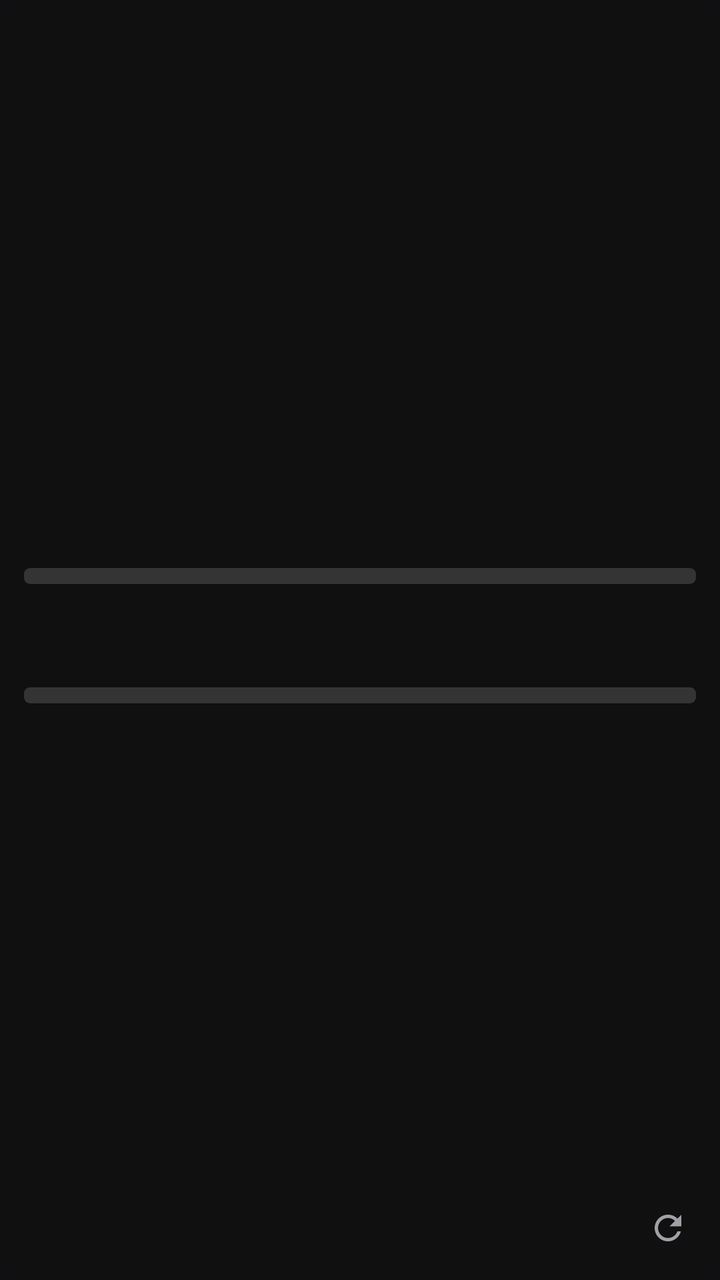
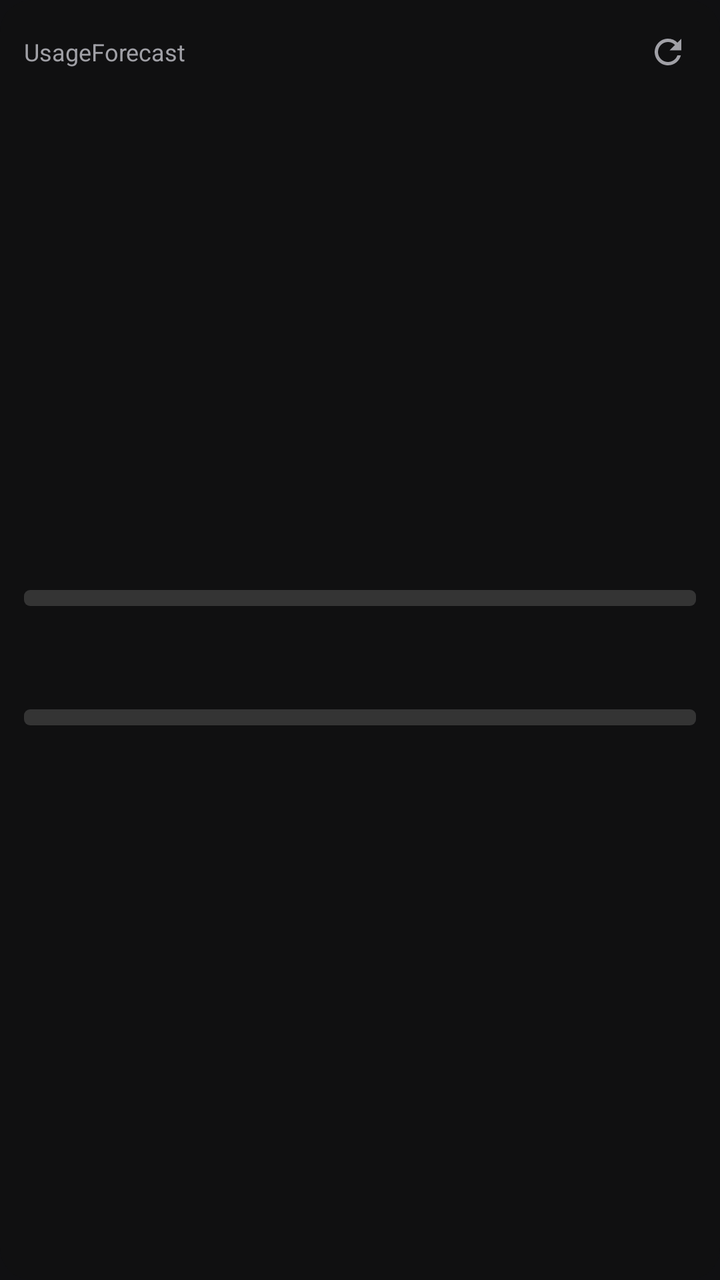

Compare the two renders of this Android layout. The source of the first and the diff that turns it into the second are given below.
<!-- AndroidManifest.xml: application theme Theme.UsageForecast -->
<!-- res/layout/widget_large.xml -->
<?xml version="1.0" encoding="utf-8"?>
<FrameLayout xmlns:android="http://schemas.android.com/apk/res/android"
    android:id="@+id/widget_root"
    android:layout_width="match_parent"
    android:layout_height="match_parent"
    android:background="@drawable/widget_background"
    android:padding="12dp">

    <TextView
        android:id="@+id/widget_message"
        android:layout_width="match_parent"
        android:layout_height="match_parent"
        android:gravity="center"
        android:textColor="@color/texte_discret"
        android:textSize="14sp"
        android:visibility="gone" />

    <LinearLayout
        android:id="@+id/widget_gauges"
        android:layout_width="match_parent"
        android:layout_height="match_parent"
        android:gravity="center_vertical"
        android:orientation="vertical">
        <LinearLayout
            android:layout_width="match_parent"
            android:layout_height="wrap_content"
            android:layout_marginTop="6dp"
            android:orientation="vertical">
            <LinearLayout
                android:layout_width="match_parent"
                android:layout_height="wrap_content"
                android:gravity="center_vertical"
                android:orientation="horizontal">
            <TextView
                android:id="@+id/session_label"
                android:layout_width="0dp"
                android:layout_height="wrap_content"
                android:layout_weight="1"
                android:textColor="@color/texte"
                android:textSize="13sp" />
            <TextView
                android:id="@+id/session_percent"
                android:layout_width="wrap_content"
                android:layout_height="wrap_content"
                android:textColor="@color/texte"
                android:textSize="20sp"
                android:textStyle="bold" />
            </LinearLayout>
            <FrameLayout
                android:layout_width="match_parent"
                android:layout_height="wrap_content"
                android:layout_marginTop="2dp">
            <ProgressBar
                android:id="@+id/session_bar_ok"
                style="?android:attr/progressBarStyleHorizontal"
                android:layout_width="match_parent"
                android:layout_height="8dp"
                android:max="100"
                android:maxHeight="8dp"
                android:minHeight="8dp"
                android:progressDrawable="@drawable/widget_bar_ok" />
            <ProgressBar
                android:id="@+id/session_bar_warning"
                style="?android:attr/progressBarStyleHorizontal"
                android:layout_width="match_parent"
                android:layout_height="8dp"
                android:max="100"
                android:maxHeight="8dp"
                android:minHeight="8dp"
                android:progressDrawable="@drawable/widget_bar_warning"
                android:visibility="gone" />
            <ProgressBar
                android:id="@+id/session_bar_danger"
                style="?android:attr/progressBarStyleHorizontal"
                android:layout_width="match_parent"
                android:layout_height="8dp"
                android:max="100"
                android:maxHeight="8dp"
                android:minHeight="8dp"
                android:progressDrawable="@drawable/widget_bar_danger"
                android:visibility="gone" />
            <ProgressBar
                android:id="@+id/session_bar_stale"
                style="?android:attr/progressBarStyleHorizontal"
                android:layout_width="match_parent"
                android:layout_height="8dp"
                android:max="100"
                android:maxHeight="8dp"
                android:minHeight="8dp"
                android:progressDrawable="@drawable/widget_bar_stale"
                android:visibility="gone" />
            </FrameLayout>
        <TextView
            android:id="@+id/session_reset"
            android:layout_width="match_parent"
            android:layout_height="wrap_content"
            android:layout_marginTop="2dp"
            android:maxLines="1"
            android:ellipsize="end"
            android:textColor="@color/texte_discret"
            android:textSize="11sp" />
        </LinearLayout>
        <LinearLayout
            android:layout_width="match_parent"
            android:layout_height="wrap_content"
            android:layout_marginTop="6dp"
            android:orientation="vertical">
            <LinearLayout
                android:layout_width="match_parent"
                android:layout_height="wrap_content"
                android:gravity="center_vertical"
                android:orientation="horizontal">
            <TextView
                android:id="@+id/weekly_label"
                android:layout_width="0dp"
                android:layout_height="wrap_content"
                android:layout_weight="1"
                android:textColor="@color/texte"
                android:textSize="13sp" />
            <TextView
                android:id="@+id/weekly_percent"
                android:layout_width="wrap_content"
                android:layout_height="wrap_content"
                android:textColor="@color/texte"
                android:textSize="20sp"
                android:textStyle="bold" />
            </LinearLayout>
            <FrameLayout
                android:layout_width="match_parent"
                android:layout_height="wrap_content"
                android:layout_marginTop="2dp">
            <ProgressBar
                android:id="@+id/weekly_bar_ok"
                style="?android:attr/progressBarStyleHorizontal"
                android:layout_width="match_parent"
                android:layout_height="8dp"
                android:max="100"
                android:maxHeight="8dp"
                android:minHeight="8dp"
                android:progressDrawable="@drawable/widget_bar_ok" />
            <ProgressBar
                android:id="@+id/weekly_bar_warning"
                style="?android:attr/progressBarStyleHorizontal"
                android:layout_width="match_parent"
                android:layout_height="8dp"
                android:max="100"
                android:maxHeight="8dp"
                android:minHeight="8dp"
                android:progressDrawable="@drawable/widget_bar_warning"
                android:visibility="gone" />
            <ProgressBar
                android:id="@+id/weekly_bar_danger"
                style="?android:attr/progressBarStyleHorizontal"
                android:layout_width="match_parent"
                android:layout_height="8dp"
                android:max="100"
                android:maxHeight="8dp"
                android:minHeight="8dp"
                android:progressDrawable="@drawable/widget_bar_danger"
                android:visibility="gone" />
            <ProgressBar
                android:id="@+id/weekly_bar_stale"
                style="?android:attr/progressBarStyleHorizontal"
                android:layout_width="match_parent"
                android:layout_height="8dp"
                android:max="100"
                android:maxHeight="8dp"
                android:minHeight="8dp"
                android:progressDrawable="@drawable/widget_bar_stale"
                android:visibility="gone" />
            </FrameLayout>
        <TextView
            android:id="@+id/weekly_reset"
            android:layout_width="match_parent"
            android:layout_height="wrap_content"
            android:layout_marginTop="2dp"
            android:maxLines="1"
            android:ellipsize="end"
            android:textColor="@color/texte_discret"
            android:textSize="11sp" />
        </LinearLayout>
        <TextView
            android:id="@+id/widget_footer"
            android:layout_width="match_parent"
            android:layout_marginEnd="30dp"
            android:layout_height="wrap_content"
            android:layout_marginTop="8dp"
            android:ellipsize="end"
            android:maxLines="2"
            android:textColor="@color/texte_discret"
            android:textSize="11sp" />
    </LinearLayout>
    <ImageView
        android:id="@+id/widget_refresh"
        android:layout_width="28dp"
        android:layout_height="28dp"
        android:layout_gravity="bottom|end"
        android:contentDescription="@string/widget_actualiser_description"
        android:padding="4dp"
        android:src="@drawable/ic_refresh" />
</FrameLayout>
<!-- resources referenced by this layout -->
<resources>
  <color name="texte">#ECECEC</color>
  <color name="texte_discret">#A0A0A6</color>
  <!-- drawable ic_refresh (drawable) -->
  <?xml version="1.0" encoding="utf-8"?>
  <vector xmlns:android="http://schemas.android.com/apk/res/android"
      android:width="24dp"
      android:height="24dp"
      android:viewportWidth="24"
      android:viewportHeight="24"
      android:tint="@color/texte_discret">
      <path
          android:fillColor="#FFFFFFFF"
          android:pathData="M17.65,6.35A7.958,7.958 0 0,0 12,4c-4.42,0 -7.99,3.58 -7.99,8s3.57,8 7.99,8c3.73,0 6.84,-2.55 7.73,-6h-2.08c-0.82,2.33 -3.04,4 -5.65,4 -3.31,0 -6,-2.69 -6,-6s2.69,-6 6,-6c1.66,0 3.14,0.69 4.22,1.78L13,11h7V4l-2.35,2.35z" />
  </vector>
  <!-- drawable widget_background (drawable) -->
  <?xml version="1.0" encoding="utf-8"?>
  <shape xmlns:android="http://schemas.android.com/apk/res/android" android:shape="rectangle">
      <solid android:color="@color/widget_fond" />
      <corners android:radius="16dp" />
  </shape>
  <!-- drawable widget_bar_danger (drawable) -->
  <?xml version="1.0" encoding="utf-8"?>
  <layer-list xmlns:android="http://schemas.android.com/apk/res/android">
      <item android:id="@android:id/background">
          <shape android:shape="rectangle">
              <solid android:color="@color/widget_piste" />
              <corners android:radius="3dp" />
          </shape>
      </item>
      <item android:id="@android:id/progress">
          <clip>
              <shape android:shape="rectangle">
                  <solid android:color="@color/widget_danger" />
                  <corners android:radius="3dp" />
              </shape>
          </clip>
      </item>
  </layer-list>
  <!-- drawable widget_bar_ok (drawable) -->
  <?xml version="1.0" encoding="utf-8"?>
  <layer-list xmlns:android="http://schemas.android.com/apk/res/android">
      <item android:id="@android:id/background">
          <shape android:shape="rectangle">
              <solid android:color="@color/widget_piste" />
              <corners android:radius="3dp" />
          </shape>
      </item>
      <item android:id="@android:id/progress">
          <clip>
              <shape android:shape="rectangle">
                  <solid android:color="@color/widget_ok" />
                  <corners android:radius="3dp" />
              </shape>
          </clip>
      </item>
  </layer-list>
  <!-- drawable widget_bar_stale (drawable) -->
  <?xml version="1.0" encoding="utf-8"?>
  <layer-list xmlns:android="http://schemas.android.com/apk/res/android">
      <item android:id="@android:id/background">
          <shape android:shape="rectangle">
              <solid android:color="@color/widget_piste" />
              <corners android:radius="3dp" />
          </shape>
      </item>
      <item android:id="@android:id/progress">
          <clip>
              <shape android:shape="rectangle">
                  <solid android:color="@color/widget_stale" />
                  <corners android:radius="3dp" />
              </shape>
          </clip>
      </item>
  </layer-list>
  <string name="widget_actualiser_description">Actualiser le widget</string>
  <style name="Theme.UsageForecast" parent="@android:style/Theme.Material.NoActionBar">
          <item name="android:windowBackground">@color/fond</item>
          <item name="android:statusBarColor">@color/fond</item>
          <item name="android:navigationBarColor">@color/fond</item>
          <item name="android:colorAccent">@color/accent</item>
      </style>
  <color name="widget_fond">#F0101012</color>
  <color name="widget_piste">#26FFFFFF</color>
  <color name="widget_danger">#FF5A4F</color>
  <color name="widget_ok">#36D06A</color>
  <color name="widget_stale">#A3A3AC</color>
  <color name="widget_warning">#FFCC00</color>
  <color name="fond">#101012</color>
  <color name="accent">#E98863</color>
  <!-- unchanged entries left out for length: 1 -->
</resources>

<!-- the commit's change to res/layout/widget_large.xml (unified diff, before → after) -->
@@ -20,7 +20,8 @@
         android:layout_width="match_parent"
         android:layout_height="match_parent"
         android:gravity="center_vertical"
-        android:orientation="vertical">
+        android:orientation="vertical"
+        android:paddingTop="22dp">
         <LinearLayout
             android:layout_width="match_parent"
             android:layout_height="wrap_content"
@@ -182,7 +183,6 @@
         <TextView
             android:id="@+id/widget_footer"
             android:layout_width="match_parent"
-            android:layout_marginEnd="30dp"
             android:layout_height="wrap_content"
             android:layout_marginTop="8dp"
             android:ellipsize="end"
@@ -190,12 +190,26 @@
             android:textColor="@color/texte_discret"
             android:textSize="11sp" />
     </LinearLayout>
-    <ImageView
-        android:id="@+id/widget_refresh"
-        android:layout_width="28dp"
+    <LinearLayout
+        android:id="@+id/widget_header"
+        android:layout_width="match_parent"
         android:layout_height="28dp"
-        android:layout_gravity="bottom|end"
-        android:contentDescription="@string/widget_actualiser_description"
-        android:padding="4dp"
-        android:src="@drawable/ic_refresh" />
+        android:layout_gravity="top"
+        android:gravity="center_vertical"
+        android:orientation="horizontal">
+        <TextView
+            android:layout_width="0dp"
+            android:layout_height="wrap_content"
+            android:layout_weight="1"
+            android:text="@string/app_name"
+            android:textColor="@color/texte_discret"
+            android:textSize="12sp" />
+        <ImageView
+            android:id="@+id/widget_refresh"
+            android:layout_width="28dp"
+            android:layout_height="28dp"
+            android:contentDescription="@string/widget_actualiser_description"
+            android:padding="4dp"
+            android:src="@drawable/ic_refresh" />
+    </LinearLayout>
 </FrameLayout>
<!-- resource entries referenced after the edit -->
@@ -74,6 +74,7 @@
           </clip>
       </item>
   </layer-list>
+  <string name="app_name">UsageForecast</string>
   <string name="widget_actualiser_description">Actualiser le widget</string>
   <style name="Theme.UsageForecast" parent="@android:style/Theme.Material.NoActionBar">
           <item name="android:windowBackground">@color/fond</item>
